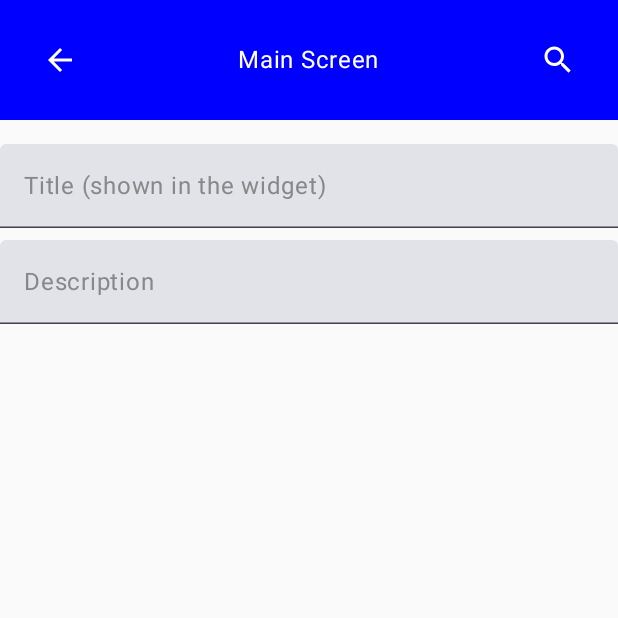
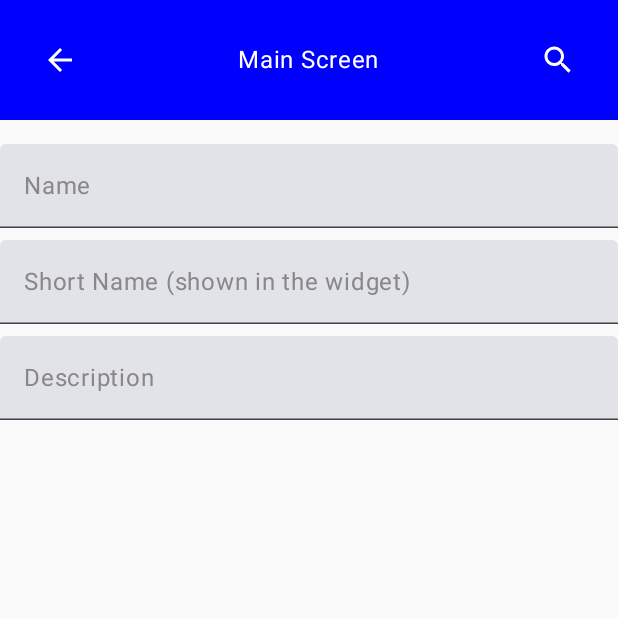
Before and after one commit to pandabyxanda/Milestone-widget, an Android app built with Jetpack Compose: the NewPage screen opened through its navigation route, on a phone screen of 412 x 824 dp, the top half of it. Run offline under Robolectric (Android 15) with nearby library versions, the phone set to English and light mode, and no system bars.

Commit message:
feat: change db, floating button now adds new items

```diff
--- a/app/src/main/java/com/example/milestone_widget/ItemPage.kt
+++ b/app/src/main/java/com/example/milestone_widget/ItemPage.kt
@@ -9,6 +9,7 @@ import androidx.compose.foundation.layout.height
 import androidx.compose.material3.Text
 import androidx.compose.material3.TextField
 import androidx.compose.runtime.Composable
+import androidx.compose.runtime.DisposableEffect
 import androidx.compose.runtime.LaunchedEffect
 import androidx.compose.runtime.mutableStateOf
 import androidx.compose.runtime.remember
@@ -16,17 +17,31 @@ import androidx.compose.ui.Modifier
 import androidx.compose.ui.focus.FocusRequester
 import androidx.compose.ui.focus.focusRequester
 import androidx.compose.ui.graphics.Color
+import androidx.compose.ui.platform.LocalContext
 import androidx.compose.ui.unit.dp
 import androidx.navigation.NavHostController
+import com.example.milestone_widget.db.DBHelper
+
 
 @Composable
 fun NewPage(navController: NavHostController) {
-    val textState = remember { mutableStateOf("") }
-    val titleState = remember { mutableStateOf("") }
-    val titleFocusRequester = remember { FocusRequester() }
+    val context = LocalContext.current
+    val db = DBHelper(context, null)
+    val nameState = remember { mutableStateOf("") }
+    val shortNameState = remember { mutableStateOf("") }
+    val descriptionState = remember { mutableStateOf("") }
+    val nameFocusRequester = remember { FocusRequester() }
 
     LaunchedEffect(Unit) {
-        titleFocusRequester.requestFocus()
+        nameFocusRequester.requestFocus()
+    }
+
+    DisposableEffect(Unit) {
+        onDispose {
+            if (nameState.value.isNotEmpty()) {
+                db.addItem(nameState.value, shortNameState.value, descriptionState.value)
+            }
+        }
     }
 
     Box(modifier = Modifier.fillMaxSize()) {
@@ -34,17 +49,24 @@ fun NewPage(navController: NavHostController) {
             CustomTopBarItem(navController = navController)
             Spacer(modifier = Modifier.height(16.dp))
             TextFieldWithPlaceholder(
-                value = titleState.value,
-                onValueChange = { titleState.value = it },
-                placeholderText = "Title (shown in the widget)",
+                value = nameState.value,
+                onValueChange = { nameState.value = it },
+                placeholderText = "Name",
                 modifier = Modifier
                     .fillMaxWidth()
-                    .focusRequester(titleFocusRequester),
+                    .focusRequester(nameFocusRequester),
             )
             Spacer(modifier = Modifier.height(8.dp))
             TextFieldWithPlaceholder(
-                value = textState.value,
-                onValueChange = { textState.value = it },
+                value = shortNameState.value,
+                onValueChange = { shortNameState.value = it },
+                placeholderText = "Short Name (shown in the widget)",
+                modifier = Modifier.fillMaxWidth(),
+            )
+            Spacer(modifier = Modifier.height(8.dp))
+            TextFieldWithPlaceholder(
+                value = descriptionState.value,
+                onValueChange = { descriptionState.value = it },
                 placeholderText = "Description",
                 modifier = Modifier.fillMaxWidth(),
             )
--- a/app/src/main/java/com/example/milestone_widget/MainPage.kt
+++ b/app/src/main/java/com/example/milestone_widget/MainPage.kt
@@ -25,11 +25,12 @@ import androidx.compose.ui.graphics.Color
 import androidx.compose.ui.platform.LocalContext
 import androidx.compose.ui.unit.dp
 import androidx.navigation.NavHostController
+import androidx.navigation.compose.currentBackStackEntryAsState
 import com.example.milestone_widget.db.DBHelper
 
 
 @Composable
-fun MainList(modifier: Modifier = Modifier, itemsList: List<Int>) {
+fun MainList(modifier: Modifier = Modifier, itemsList: List<String>) {
     LazyColumn(
         modifier = modifier
             .padding(10.dp)
@@ -47,7 +48,7 @@ fun MainList(modifier: Modifier = Modifier, itemsList: List<Int>) {
                     }
             ) {
                 Text(
-                    text = "Item is $item",
+                    text = item,
                     color = Color.Black,
                     modifier = Modifier.padding(16.dp)
                 )
@@ -59,16 +60,20 @@ fun MainList(modifier: Modifier = Modifier, itemsList: List<Int>) {
 @Composable
 fun MainContent(navController: NavHostController, sharedPreferences: SharedPreferences) {
     val db = DBHelper(LocalContext.current, null)
-    val itemsList = remember { mutableStateListOf<Int>() }
+    val itemNameList = remember { mutableStateListOf<String>() }
+    val currentBackStackEntry = navController.currentBackStackEntryAsState()
 
-    LaunchedEffect(Unit) {
-        val rows = db.getLastRows(50)
-        rows?.let {
-            if (it.moveToFirst()) {
-                do {
-                    val id = it.getInt(it.getColumnIndexOrThrow(DBHelper.ID_COL))
-                    itemsList.add(id)
-                } while (it.moveToNext())
+    LaunchedEffect(currentBackStackEntry.value) {
+        if (currentBackStackEntry.value?.destination?.route == "main") {
+            itemNameList.clear()
+            val rows = db.getAllItems()
+            rows?.let {
+                if (it.moveToFirst()) {
+                    do {
+                        val name = it.getString(it.getColumnIndexOrThrow(DBHelper.NAME_COL))
+                        itemNameList.add(name)
+                    } while (it.moveToNext())
+                }
             }
         }
     }
@@ -79,7 +84,7 @@ fun MainContent(navController: NavHostController, sharedPreferences: SharedPrefe
             MainList(
                 modifier = Modifier
                     .fillMaxSize(),
-                itemsList = itemsList
+                itemsList = itemNameList
             )
         }
         FloatingActionButton(
```
Also changed, not shown: app/src/main/java/com/example/milestone_widget/broadcast_receiver.kt (+23 -23 lines), app/src/main/java/com/example/milestone_widget/data/Datasource.kt (deleted, +0 -21 lines), app/src/main/java/com/example/milestone_widget/db/DBHelper.kt (+135 -46 lines), app/src/main/java/com/example/milestone_widget/model/Affirmation.kt (deleted, +0 -9 lines), app/src/main/java/com/example/milestone_widget/xwidget.kt (+4 -3 lines).
